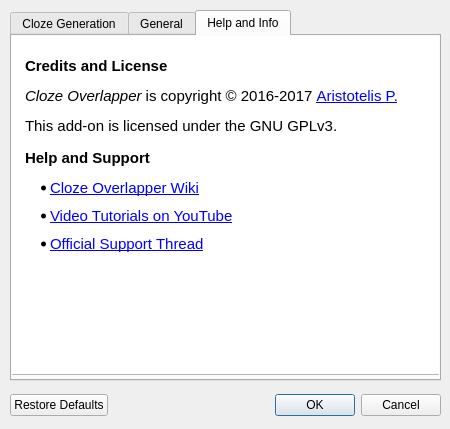
Before: the Qt Designer form designer/settings_global.ui in glutanimate/cloze-overlapper, drawn with Qt 5.
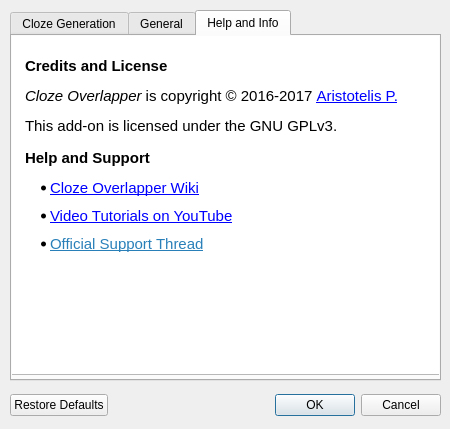
After: the same form once the commit is applied. The open tabs and pages were chosen to show the change.

Commit message: Invert full cloze option to be more consistent with other options

Patch:
```diff
--- a/designer/settings_global.ui
+++ b/designer/settings_global.ui
@@ -387,15 +387,15 @@
       <string>&lt;!DOCTYPE HTML PUBLIC &quot;-//W3C//DTD HTML 4.0//EN&quot; &quot;http://www.w3.org/TR/REC-html40/strict.dtd&quot;&gt;
 &lt;html&gt;&lt;head&gt;&lt;meta name=&quot;qrichtext&quot; content=&quot;1&quot; /&gt;&lt;style type=&quot;text/css&quot;&gt;
 p, li { white-space: pre-wrap; }
-&lt;/style&gt;&lt;/head&gt;&lt;body style=&quot; font-family:'Ubuntu'; font-size:11pt; font-weight:400; font-style:normal;&quot;&gt;
-&lt;p style=&quot;-qt-paragraph-type:empty; margin-top:40px; margin-bottom:0px; margin-left:10px; margin-right:10px; -qt-block-indent:0; text-indent:0px;&quot;&gt;&lt;br /&gt;&lt;/p&gt;
-&lt;p style=&quot; margin-top:0px; margin-bottom:12px; margin-left:10px; margin-right:10px; -qt-block-indent:0; text-indent:0px;&quot;&gt;&lt;span style=&quot; font-weight:600;&quot;&gt;Credits and License&lt;/span&gt; &lt;/p&gt;
-&lt;p style=&quot; margin-top:12px; margin-bottom:12px; margin-left:10px; margin-right:10px; -qt-block-indent:0; text-indent:0px;&quot;&gt;&lt;span style=&quot; font-style:italic;&quot;&gt;Cloze Overlapper&lt;/span&gt; is copyright © 2016-2017 &lt;a href=&quot;https://github.com/Glutanimate&quot;&gt;&lt;span style=&quot; text-decoration: underline; color:#0000ff;&quot;&gt;Aristotelis P.&lt;/span&gt;&lt;/a&gt; &lt;/p&gt;
-&lt;p style=&quot; margin-top:12px; margin-bottom:12px; margin-left:10px; margin-right:10px; -qt-block-indent:0; text-indent:0px;&quot;&gt;This add-on is licensed under the GNU GPLv3. &lt;/p&gt;
-&lt;p style=&quot; margin-top:14px; margin-bottom:12px; margin-left:10px; margin-right:10px; -qt-block-indent:0; text-indent:0px;&quot;&gt;&lt;span style=&quot; font-weight:600;&quot;&gt;Help and Support&lt;/span&gt; &lt;/p&gt;
-&lt;ul style=&quot;margin-top: 0px; margin-bottom: 0px; margin-left: 0px; margin-right: 0px; -qt-list-indent: 0;&quot;&gt;&lt;li style=&quot; margin-top:12px; margin-bottom:10px; margin-left:35px; margin-right:10px; -qt-block-indent:0; text-indent:0px;&quot;&gt;&lt;a href=&quot;https://github.com/Glutanimate/cloze-overlapper/wiki&quot;&gt;&lt;span style=&quot; text-decoration: underline; color:#0000ff;&quot;&gt;Cloze Overlapper Wiki&lt;/span&gt;&lt;/a&gt;&lt;/li&gt;
-&lt;li style=&quot; margin-top:0px; margin-bottom:10px; margin-left:35px; margin-right:10px; -qt-block-indent:0; text-indent:0px;&quot;&gt;&lt;a href=&quot;https://www.youtube.com/playlist?list=PL3MozITKTz5Y9owI163AJMYqKwhFrTKcT&quot;&gt;&lt;span style=&quot; text-decoration: underline; color:#0000ff;&quot;&gt;Video Tutorials on YouTube&lt;/span&gt;&lt;/a&gt;&lt;/li&gt;
-&lt;li style=&quot; text-decoration: underline; color:#0000ff;&quot; style=&quot; margin-top:0px; margin-bottom:10px; margin-left:35px; margin-right:10px; -qt-block-indent:0; text-indent:0px;&quot;&gt;&lt;a href=&quot;https://anki.tenderapp.com/discussions/add-ons/9407-cloze-overlapper-official-thread&quot;&gt;Official Support Thread&lt;/a&gt;&lt;/li&gt;&lt;/ul&gt;&lt;/body&gt;&lt;/html&gt;</string>
+&lt;/style&gt;&lt;/head&gt;&lt;body style=&quot; font-family:'Ubuntu'; font-size:10pt; font-weight:400; font-style:normal;&quot;&gt;
+&lt;p style=&quot;-qt-paragraph-type:empty; margin-top:40px; margin-bottom:0px; margin-left:10px; margin-right:10px; -qt-block-indent:0; text-indent:0px; font-size:11pt;&quot;&gt;&lt;br /&gt;&lt;/p&gt;
+&lt;p style=&quot; margin-top:0px; margin-bottom:12px; margin-left:10px; margin-right:10px; -qt-block-indent:0; text-indent:0px;&quot;&gt;&lt;span style=&quot; font-size:11pt; font-weight:600;&quot;&gt;Credits and License&lt;/span&gt;&lt;span style=&quot; font-size:11pt;&quot;&gt; &lt;/span&gt;&lt;/p&gt;
+&lt;p style=&quot; margin-top:12px; margin-bottom:12px; margin-left:10px; margin-right:10px; -qt-block-indent:0; text-indent:0px;&quot;&gt;&lt;span style=&quot; font-size:11pt; font-style:italic;&quot;&gt;Cloze Overlapper&lt;/span&gt;&lt;span style=&quot; font-size:11pt;&quot;&gt; is copyright © 2016-2017 &lt;/span&gt;&lt;a href=&quot;https://github.com/Glutanimate&quot;&gt;&lt;span style=&quot; font-size:11pt; text-decoration: underline; color:#0000ff;&quot;&gt;Aristotelis P.&lt;/span&gt;&lt;/a&gt;&lt;span style=&quot; font-size:11pt;&quot;&gt; &lt;/span&gt;&lt;/p&gt;
+&lt;p style=&quot; margin-top:12px; margin-bottom:12px; margin-left:10px; margin-right:10px; -qt-block-indent:0; text-indent:0px;&quot;&gt;&lt;span style=&quot; font-size:11pt;&quot;&gt;This add-on is licensed under the GNU GPLv3. &lt;/span&gt;&lt;/p&gt;
+&lt;p style=&quot; margin-top:14px; margin-bottom:12px; margin-left:10px; margin-right:10px; -qt-block-indent:0; text-indent:0px;&quot;&gt;&lt;span style=&quot; font-size:11pt; font-weight:600;&quot;&gt;Help and Support&lt;/span&gt;&lt;span style=&quot; font-size:11pt;&quot;&gt; &lt;/span&gt;&lt;/p&gt;
+&lt;ul style=&quot;margin-top: 0px; margin-bottom: 0px; margin-left: 0px; margin-right: 0px; -qt-list-indent: 0;&quot;&gt;&lt;li style=&quot; font-size:11pt;&quot; style=&quot; margin-top:12px; margin-bottom:10px; margin-left:35px; margin-right:10px; -qt-block-indent:0; text-indent:0px;&quot;&gt;&lt;a href=&quot;https://github.com/Glutanimate/cloze-overlapper/wiki&quot;&gt;&lt;span style=&quot; text-decoration: underline; color:#0000ff;&quot;&gt;Cloze Overlapper Wiki&lt;/span&gt;&lt;/a&gt;&lt;/li&gt;
+&lt;li style=&quot; font-size:11pt;&quot; style=&quot; margin-top:0px; margin-bottom:10px; margin-left:35px; margin-right:10px; -qt-block-indent:0; text-indent:0px;&quot;&gt;&lt;a href=&quot;https://www.youtube.com/playlist?list=PL3MozITKTz5Y9owI163AJMYqKwhFrTKcT&quot;&gt;&lt;span style=&quot; text-decoration: underline; color:#0000ff;&quot;&gt;Video Tutorials on YouTube&lt;/span&gt;&lt;/a&gt;&lt;/li&gt;
+&lt;li style=&quot; font-size:11pt; text-decoration: underline; color:#0000ff;&quot; style=&quot; margin-top:0px; margin-bottom:10px; margin-left:35px; margin-right:10px; -qt-block-indent:0; text-indent:0px;&quot;&gt;&lt;a href=&quot;https://anki.tenderapp.com/discussions/add-ons/9407-cloze-overlapper-official-thread&quot;&gt;&lt;span style=&quot; color:#2980b9;&quot;&gt;Official Support Thread&lt;/span&gt;&lt;/a&gt;&lt;/li&gt;&lt;/ul&gt;&lt;/body&gt;&lt;/html&gt;</string>
      </property>
     </widget>
    </widget>
```
Left out of the diff: 2 changed lines with no effect on the pictures. The commit also changes 3 other files.
